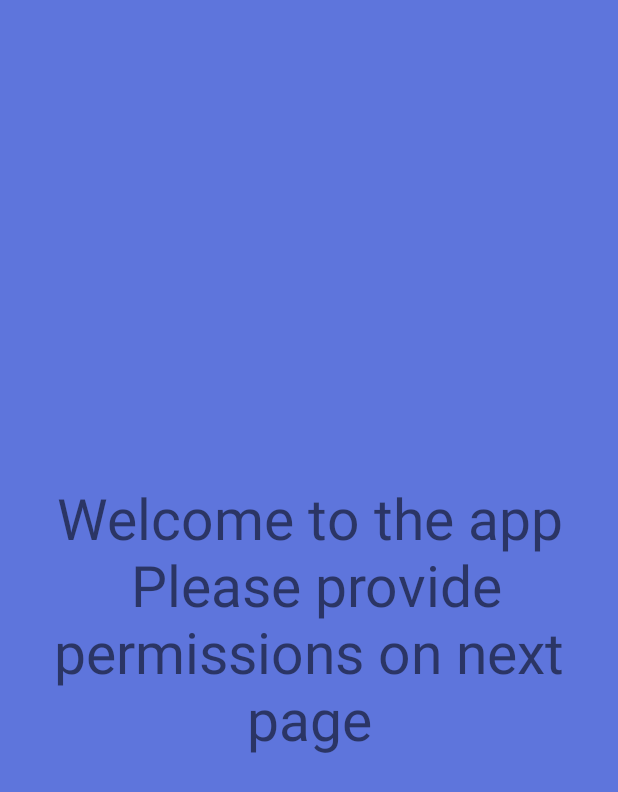
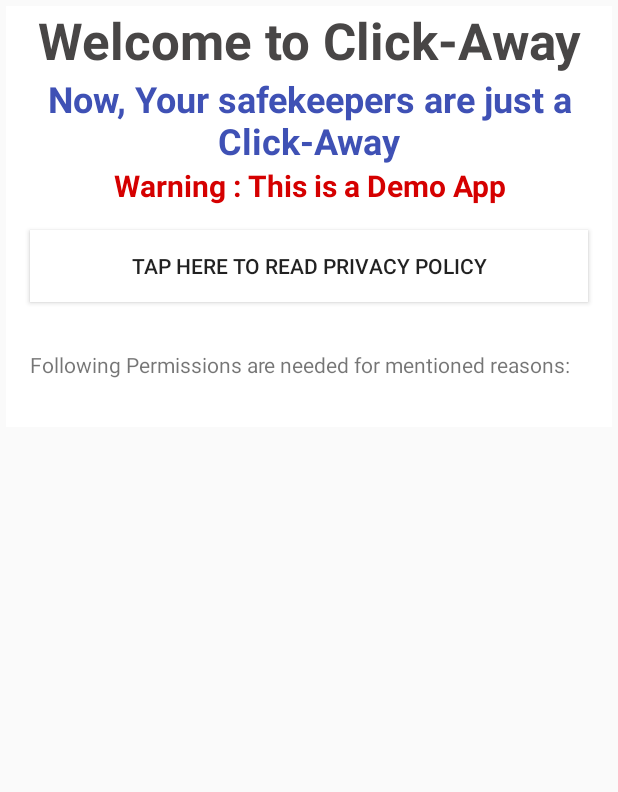
Before and after one commit to msahil432/click_away, an Android app: the layout fragment_introduction.xml on its own in the app's theme, with its tools: preview values and no code run, on a phone screen of 412 x 824 dp. Shown: the top 792 px of the screen. Run offline under Robolectric (Android 15) with nearby library versions, the phone set to English and light mode, and no system bars.

Commit message:
fixing intro fragment

```diff
--- a/app/build.gradle
+++ b/app/build.gradle
@@ -42,4 +42,6 @@ dependencies {
     annotationProcessor 'com.google.dagger:dagger-compiler:2.13'
 
     implementation 'com.squareup.retrofit2:retrofit:2.4.0'
+
+    implementation 'org.greenrobot:eventbus:3.1.1'
 }
--- a/app/src/main/java/msahil432/click_away/MainActivity.java
+++ b/app/src/main/java/msahil432/click_away/MainActivity.java
@@ -38,8 +38,6 @@ public class MainActivity extends AppCompatActivity {
         requestWindowFeature(Window.FEATURE_NO_TITLE);
         setContentView(R.layout.main_activity);
     }
-
-
 
     class as extends AsyncTask<String, Void, String> {
         @Override
--- a/app/src/main/res/layout/fragment_introduction.xml
+++ b/app/src/main/res/layout/fragment_introduction.xml
@@ -1,19 +1,60 @@
-<FrameLayout xmlns:android="http://schemas.android.com/apk/res/android"
+<LinearLayout xmlns:android="http://schemas.android.com/apk/res/android"
     xmlns:tools="http://schemas.android.com/tools"
     android:layout_width="match_parent"
-    android:layout_height="match_parent"
-    tools:context="nottoworry.clickaway.IntroductionFragment">
-
-    <RelativeLayout
+    android:layout_height="match_parent">
+    <ScrollView
         android:layout_width="match_parent"
         android:layout_height="match_parent"
-        android:background="#5e75dc">
-    <TextView
-        android:layout_width="wrap_content"
+        android:layout_margin="2dp">
+    <LinearLayout
+        android:layout_width="match_parent"
         android:layout_height="wrap_content"
-        android:layout_centerInParent="true"
-        android:gravity="center"
-        android:text="Welcome to the app\n Please provide permissions on next page"
-        android:textSize="38sp"/>
-    </RelativeLayout>
-</FrameLayout>
+        android:layout_margin="2dp"
+        android:orientation="vertical"
+        android:background="@color/white">
+        <android.support.v7.widget.AppCompatTextView
+            android:layout_width="match_parent"
+            android:layout_height="wrap_content"
+            android:layout_marginStart="8dp"
+            android:layout_marginEnd="8dp"
+            android:gravity="center"
+            android:text="@string/welcome"
+            android:textColor="@color/text_black"
+            android:textStyle="bold"
+            android:textSize="34sp"/>
+        <android.support.v7.widget.AppCompatTextView
+            android:layout_width="match_parent"
+            android:layout_height="wrap_content"
+            android:layout_marginStart="8dp"
+            android:layout_marginEnd="8dp"
+            android:gravity="center"
+            android:text="@string/tagline"
+            android:textColor="@color/colorPrimary"
+            android:textStyle="bold"
+            android:textSize="24sp"/>
+        <android.support.v7.widget.AppCompatTextView
+            android:layout_width="match_parent"
+            android:layout_height="wrap_content"
+            android:layout_marginStart="8dp"
+            android:layout_marginEnd="8dp"
+            android:gravity="center"
+            android:text="@string/warning"
+            android:textColor="@color/red"
+            android:textStyle="bold"
+            android:textSize="20sp"/>
+        <android.support.v7.widget.AppCompatButton
+            android:layout_width="match_parent"
+            android:layout_height="wrap_content"
+            android:layout_margin="16dp"
+            android:id="@+id/privacy_policy_btn"
+            android:text="@string/read_priavcy_policy_here"
+            android:src="@drawable/roundedbutton"
+            android:background="@color/white"/>
+        <android.support.v7.widget.AppCompatTextView
+            android:layout_width="match_parent"
+            android:layout_height="wrap_content"
+            android:layout_margin="16dp"
+            android:text="@string/permissions_reason"/>
+    </LinearLayout>
+    </ScrollView>
+</LinearLayout>
--- a/app/src/main/res/values/colors.xml
+++ b/app/src/main/res/values/colors.xml
@@ -10,4 +10,5 @@
     <color name="blood_bank_color">#7986cb</color>
     <color name="drug_store">#00e676</color>
     <color name="hospital_color">#c0ca33</color>
+    <color name="text_black">#484646</color>
 </resources>
--- a/app/src/main/res/values/strings.xml
+++ b/app/src/main/res/values/strings.xml
@@ -5,4 +5,13 @@
     <string name="drug_store">Drug Store</string>
     <string name="sos">SOS</string>
     <string name="blood_bank">Blood Bank</string>
+    <string name="welcome">Welcome to Click-Away</string>
+    <string name="tagline">Now, Your safekeepers are just a "Click-Away"</string>
+    <string name="warning">Warning : This is a Demo App</string>
+    <string name="read_priavcy_policy_here">Tap here to read Privacy Policy</string>
+    <string name="permissions_reason">
+        Following Permissions are needed for mentioned reasons: \n
+
+    </string>
+    <string name="privacy_policy">https://docs.google.com/document/d/1etloEvZLytV1Xkjugk_4njgn7s8e_aXlXTF32HWn1Wo/</string>
 </resources>
```
Also changed, not shown: app/src/main/java/msahil432/click_away/IntroActivity.java (+10 -21 lines), app/src/main/java/msahil432/click_away/IntroductionFragment.java (+13 -91 lines).
